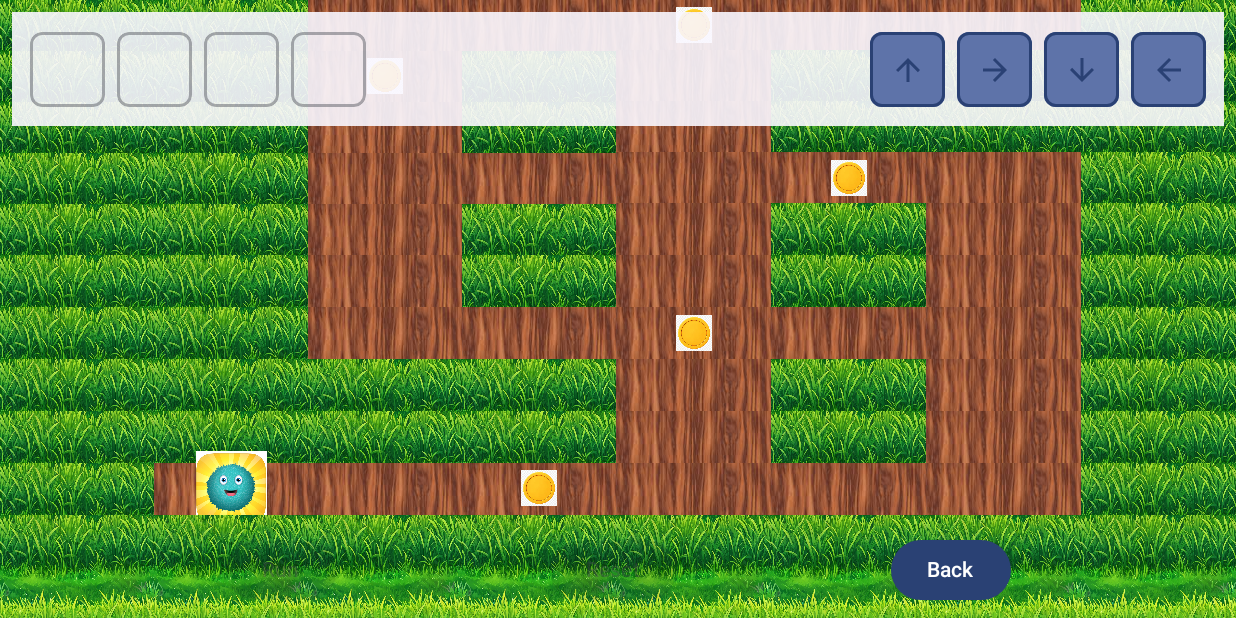
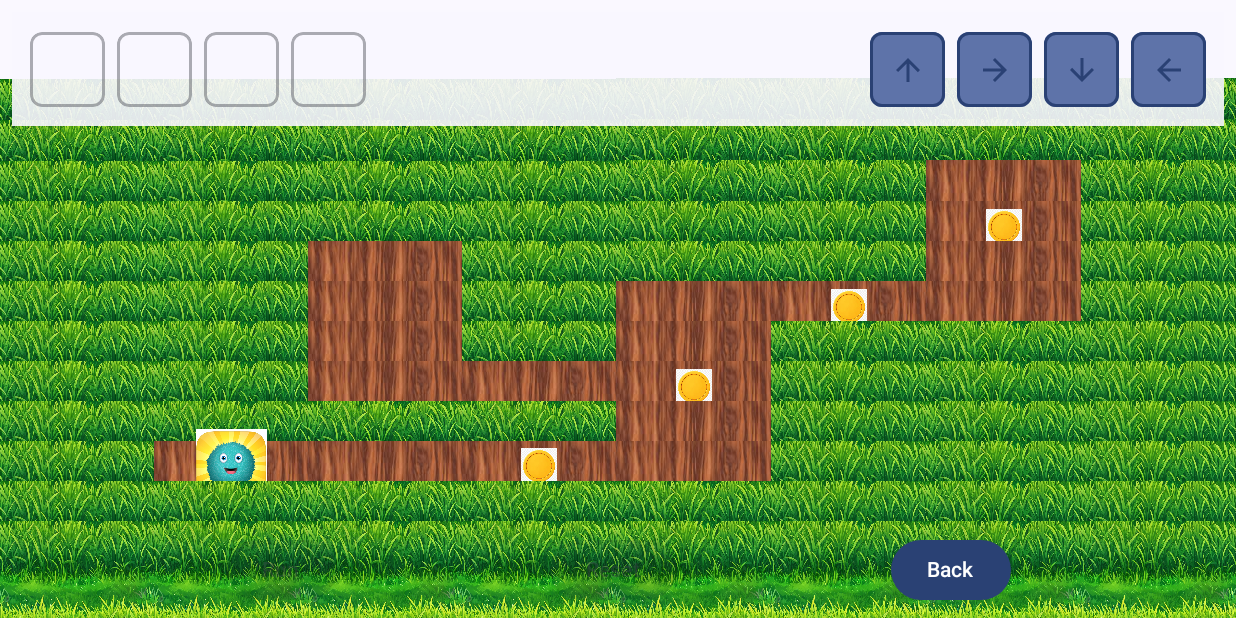
Before and after one commit to SuperNovaXYZ/Week12, an Android app built with Jetpack Compose: the Level3Screen screen opened through its navigation route, on a phone screen of 824 x 412 dp (held sideways). Run offline under Robolectric (Android 15) with nearby library versions, the phone set to English and light mode, and no system bars.

Commit message:
Fixed Level 3

```diff
--- a/app/src/main/java/com/example/novacode/components/GameGrid.kt
+++ b/app/src/main/java/com/example/novacode/components/GameGrid.kt
@@ -36,8 +36,9 @@ fun GameGrid(
     collectedCoins: Set<GridPosition> = emptySet(),
     modifier: Modifier = Modifier
 ) {
+    Box(modifier = modifier) {
         Column(
-        modifier = modifier,
+            modifier = Modifier.fillMaxSize(),
             verticalArrangement = Arrangement.SpaceEvenly
         ) {
             grid.forEachIndexed { rowIndex, row ->
@@ -161,3 +162,4 @@ fun GameGrid(
             }
         }
     }
+}
--- a/app/src/main/java/com/example/novacode/screens/GameScreens.kt
+++ b/app/src/main/java/com/example/novacode/screens/GameScreens.kt
@@ -23,7 +23,7 @@ import com.example.novacode.viewmodels.GameViewModel
 import androidx.compose.runtime.rememberCoroutineScope
 import androidx.compose.runtime.LaunchedEffect
 
-// Move calculateSteps to top level
+
 private fun calculateSteps(start: GridPosition, end: GridPosition): List<GridPosition> {
     val steps = mutableListOf<GridPosition>()
     var current = start
@@ -713,38 +713,34 @@ fun Level3Screen(navController: NavController, gameViewModel: GameViewModel) {
                 Array(8) { col ->
                     when {
                         // Start position
-                        row == 10 && col == 1 -> TileType.START
+                        row == 9 && col == 1 -> TileType.START
                         // End position
-                        row == 1 && col == 6 -> TileType.END
-                        // Regular paths
-                        (row == 10 && col in 1..6) ||  // Bottom horizontal
-                        (row in 4..10 && col == 6) ||  // Right vertical
-                        (row == 4 && col in 2..6) ||   // Upper horizontal
-                        (row in 1..4 && col == 2) ||   // Left vertical to end
-                        (row == 1 && col in 2..6) ||   // Top path to end
-                        (row == 7 && col in 2..5) ||   // Middle horizontal
-                        (row in 4..7 && col == 2) ||   // Middle vertical
-                        (row in 2..9 && col == 4)      // Direct vertical path
+                        row == 2 && col == 6 -> TileType.END
+                        // Complex path with multiple turns and obstacles
+                        (row == 9 && col in 1..4) ||  // Bottom horizontal
+                        (row in 5..9 && col == 4) ||  // Right vertical up
+                        (row == 5 && col in 4..6) ||  // Upper horizontal right
+                        (row in 2..5 && col == 6) ||  // Final vertical to end
+                        (row == 7 && col in 2..4) ||  // Middle platform
+                        (row in 4..7 && col == 2)     // Left vertical connection
                         -> TileType.PATH
                         // Walls/Obstacles
-                        (row == 6 && col == 3) ||      // Block middle path
-                        (row == 8 && col == 5) ||      // Block direct path
-                        (row == 3 && col == 3)         // Block upper path
+                        (row == 6 && col == 3) ||     // Block middle path
+                        (row == 4 && col == 5)        // Block upper path
                         -> TileType.WALL
                         else -> TileType.GRASS
                     }
                 }
             },
-            startPosition = GridPosition(10, 1),
-            endPosition = GridPosition(1, 6),
+            startPosition = GridPosition(9, 1),
+            endPosition = GridPosition(2, 6),
             initialDirection = Direction.RIGHT,
             maxCommands = 8,
             coinPositions = setOf(
-                GridPosition(10, 3),  // Bottom path coin
-                GridPosition(7, 4),   // Middle path coin
-                GridPosition(4, 5),   // Upper path coin
-                GridPosition(2, 2),   // Near end coin
-                GridPosition(1, 4)    // Bonus coin near end
+                GridPosition(9, 3),   // Bottom path coin
+                GridPosition(7, 4),   // Right path coin
+                GridPosition(5, 5),   // Upper path coin
+                GridPosition(3, 6)    // Near end coin
             ),
             parScore = 200
         )
@@ -831,6 +827,15 @@ fun Level3Screen(navController: NavController, gameViewModel: GameViewModel) {
             .fillMaxSize()
             .background(MaterialTheme.colorScheme.background)
     ) {
+        Column(modifier = Modifier.fillMaxSize()) {
+            // Add spacer at top to push grid content down
+            Spacer(modifier = Modifier.height(90.dp))  // Increased from previous value
+
+            Box(
+                modifier = Modifier
+                    .weight(1f)  // Take remaining space
+                    .fillMaxWidth()
+            ) {
                 GameGrid(
                     grid = level.grid,
                     currentPosition = currentPosition,
@@ -840,6 +845,8 @@ fun Level3Screen(navController: NavController, gameViewModel: GameViewModel) {
                     collectedCoins = collectedCoins,
                     modifier = Modifier.fillMaxSize()
                 )
+            }
+        }
 
         Column(modifier = Modifier.fillMaxSize()) {
             Surface(
```
Also changed, not shown: app/src/main/java/com/example/novacode/components/ProgressChart.kt (+23 -12 lines), app/src/main/java/com/example/novacode/screens/ParentDashboardScreen.kt (+18 -17 lines). Lines whose indentation alone changed are shown as unchanged.
